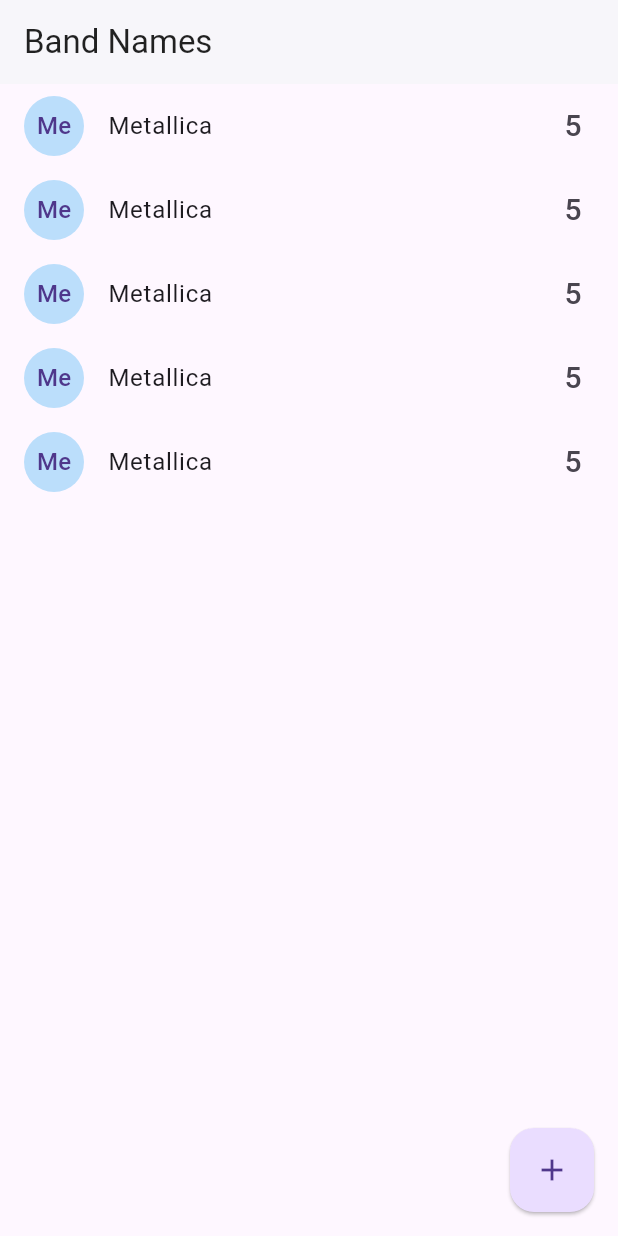
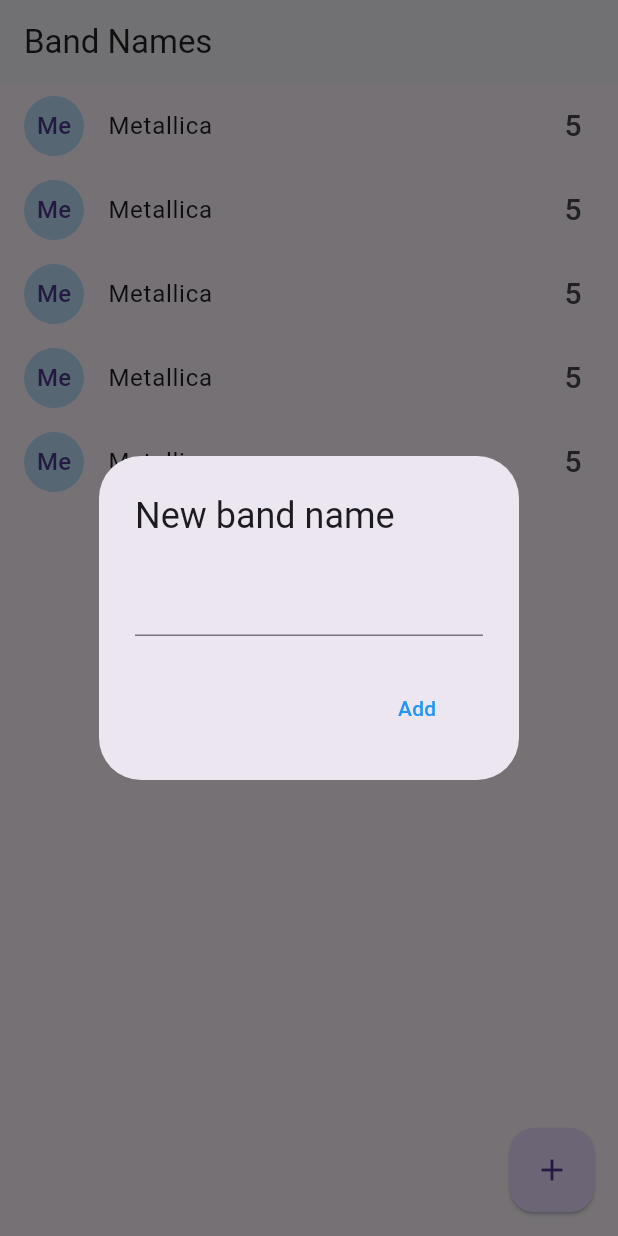
Before and after one commit to juanadls/band_names_sample_app, a Flutter app: the screen it shows after launch, after a tap on the "add" icon, on a phone screen of 412 x 824 dp. Run offline on Flutter 3.47's test engine with Material 3 defaults, Android fonts, the phone set to English and light mode, and no system bars.

Commit message:
changes maded on home screen

```diff
--- a/lib/screens/home_screen.dart
+++ b/lib/screens/home_screen.dart
@@ -1,4 +1,7 @@
+import 'dart:io';
+
 import 'package:bands_names_sample_app/models/band.dart';
+import 'package:flutter/cupertino.dart';
 import 'package:flutter/material.dart';
 
 class HomeScreen extends StatefulWidget {
@@ -35,15 +38,29 @@
         },
       ),
       floatingActionButton: FloatingActionButton(
-        onPressed: () {},
+        onPressed: () {
+          _addNewBand();
+        },
         elevation: 1,
         child: const Icon(Icons.add),
       ),
     );
   }
 
-  ListTile _bandTile(Band band) {
-    return ListTile(
+  Widget _bandTile(Band band) {
+    return Dismissible(
+      key: Key(band.id),
+      direction: DismissDirection.startToEnd,
+      onDismissed: (direction) {},
+      background: Container(
+        padding: const EdgeInsets.only(left: 8.0),
+        color: Colors.red,
+        child: const Align(
+          alignment: Alignment.centerLeft,
+          child: Text("Delete band", style: TextStyle(color: Colors.white)),
+        ),
+      ),
+      child: ListTile(
         onTap: () {
           print(band.name);
         },
@@ -54,6 +71,76 @@
           backgroundColor: Colors.blue[100],
           child: Text(band.name.substring(0, 2)),
         ),
+      ),
+    );
+  }
+
+  _addNewBand() {
+    final TextEditingController textController = TextEditingController();
+
+    if (Platform.isAndroid) {
+      showDialog(
+        context: context,
+        builder: (context) {
+          return AlertDialog(
+            title: const Text("New band name"),
+            content: TextField(
+              controller: textController,
+            ),
+            actions: [
+              MaterialButton(
+                onPressed: () {
+                  _addBandToList(textController.text);
+                },
+                textColor: Colors.blue,
+                elevation: 5,
+                child: const Text("Add"),
+              )
+            ],
+          );
+        },
+      );
+    } else {
+      showCupertinoDialog(
+        context: context,
+        builder: (context) {
+          return CupertinoAlertDialog(
+            title: const Text("New band name"),
+            content: CupertinoTextField(controller: textController),
+            actions: [
+              CupertinoDialogAction(
+                isDefaultAction: true,
+                onPressed: () {
+                  _addBandToList(textController.text);
+                },
+                child: const Text("Add"),
+              ),
+              CupertinoDialogAction(
+                isDefaultAction: true,
+                onPressed: () {
+                  Navigator.pop(context);
+                },
+                child: const Text("Dismiss"),
+              )
+            ],
+          );
+        },
       );
     }
   }
+
+  _addBandToList(String name) {
+    if (name.length > 1) {
+      bands.add(
+        Band(
+          id: DateTime.now().toString(),
+          name: name,
+          votes: 1,
+        ),
+      );
+      setState(() {});
+    }
+
+    Navigator.pop(context);
+  }
+}
```
Lines whose indentation alone changed are shown as unchanged.
